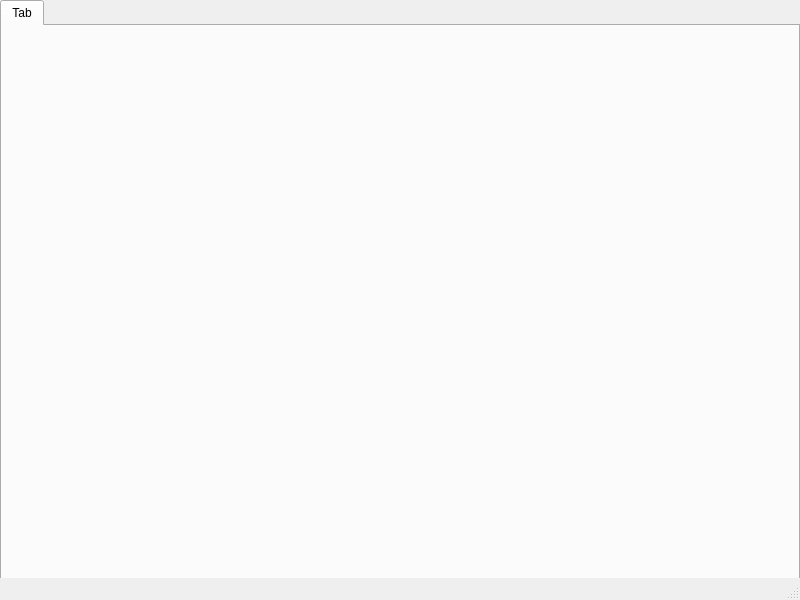
Above: mainwindow.ui from SWATOPLUS/ComputationalGeometry before the change. Below: the same form after it.
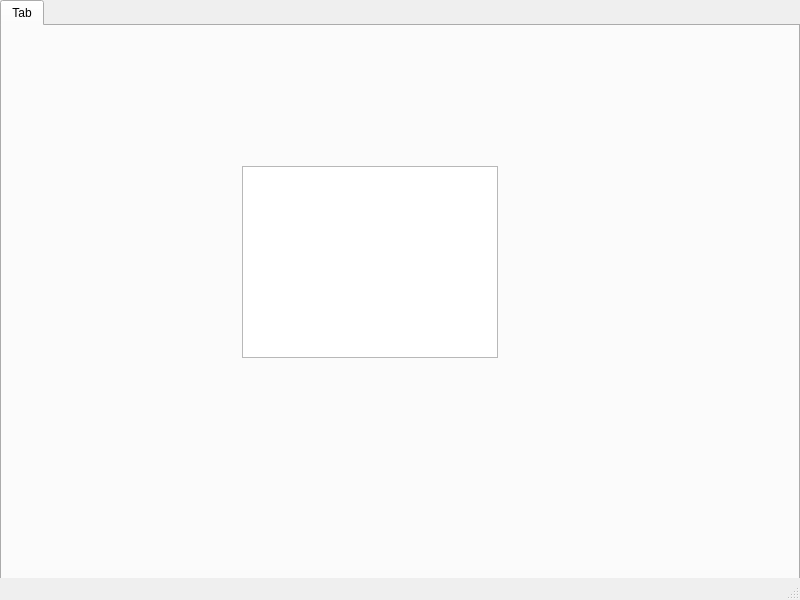
That is the form after the change.

```diff
--- a/mainwindow.ui
+++ b/mainwindow.ui
@@ -30,6 +30,16 @@
      <attribute name="title">
       <string>Tab</string>
      </attribute>
+     <widget class="QGraphicsView" name="graphicsView">
+      <property name="geometry">
+       <rect>
+        <x>240</x>
+        <y>140</y>
+        <width>256</width>
+        <height>192</height>
+       </rect>
+      </property>
+     </widget>
     </widget>
    </widget>
   </widget>
```
